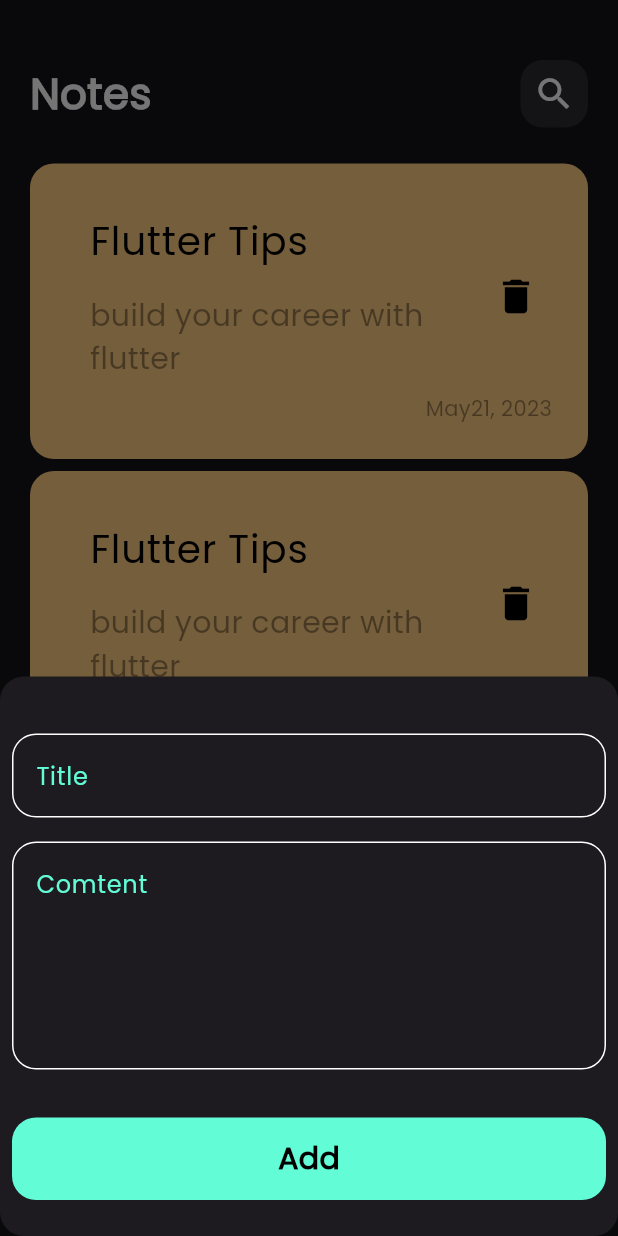
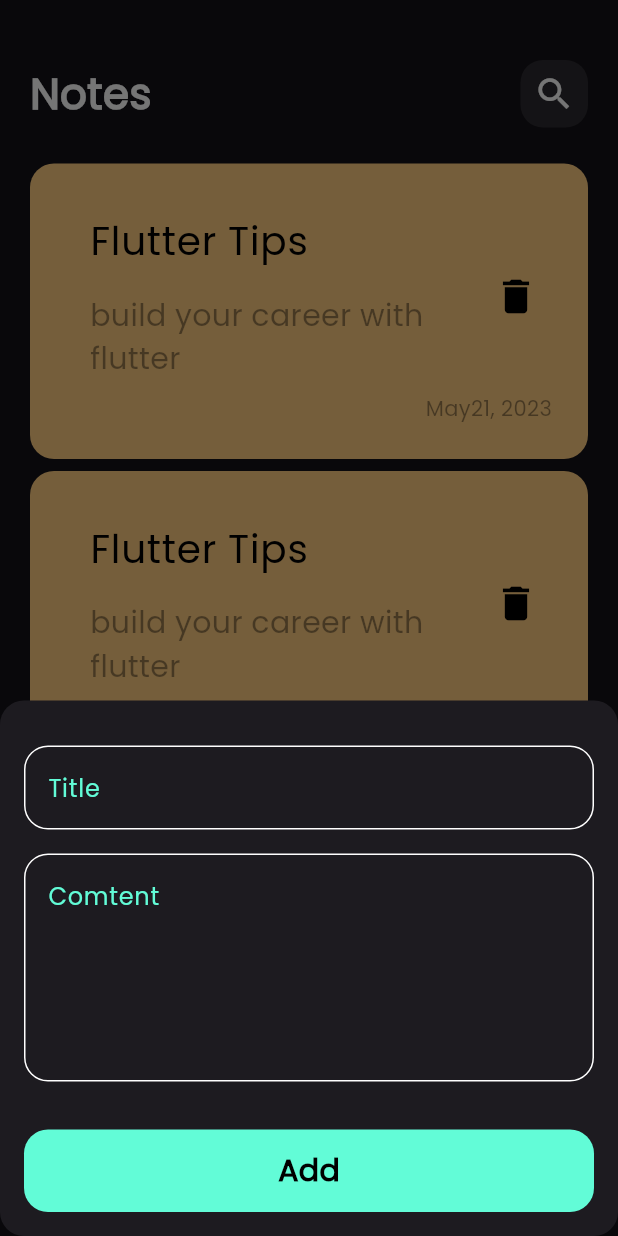
Before and after one commit to MahmoudEldeeb10/notesapp, a Flutter app: the screen it shows after launch, after a tap on the "add" icon, on a phone screen of 412 x 824 dp. Run offline on Flutter 3.47's test engine with Material 3 defaults, Android fonts, the phone set to English and light mode, and no system bars; drawn by our look-alikes of modal_progress_hud_nsn; our stand-ins replace bloc, flutter_bloc, hive, hive_flutter; accounts and stored records are empty.

Commit message:
create notes states

```diff
--- a/lib/views/notes_view.dart
+++ b/lib/views/notes_view.dart
@@ -13,6 +13,7 @@ class NotesView extends StatelessWidget {
         backgroundColor: KPrimaryColor,
         onPressed: () {
           showModalBottomSheet(
+            isScrollControlled: true,
             shape: RoundedRectangleBorder(
               borderRadius: BorderRadius.circular(16),
             ),
--- a/lib/views/widgets/add_note_button_sheet.dart
+++ b/lib/views/widgets/add_note_button_sheet.dart
@@ -11,31 +11,33 @@ class AddNoteBottomSheet extends StatelessWidget {
   Widget build(BuildContext context) {
     return BlocProvider(
       create: (context) => AddNoteCubit(),
-      child: Container(
       child: BlocConsumer<AddNoteCubit, AddNoteState>(
         listener: (context, state) {
-            if (State is AddNoteFailure) {
-              print('Faild ');
+          if (state is AddNoteFailure) {
+            print('Failed ${state.errMessage}');
           }
 
-            if (State is AddNoteSuccess) {
+          if (state is AddNoteSuccess) {
             Navigator.pop(context);
           }
         },
         builder: (context, state) {
           return AbsorbPointer(
-              absorbing: State is AddNoteLoading ? true : false,
+            absorbing: state is AddNoteLoading,
             child: ModalProgressHUD(
-                inAsyncCall: State is AddNoteLoading ? true : false,
+              inAsyncCall: state is AddNoteLoading,
               child: Padding(
-                  padding: const EdgeInsets.all(8.0),
-                  child: SingleChildScrollView(child: AddNoteForm()),
+                padding: EdgeInsets.only(
+                  left: 16,
+                  right: 16,
+                  bottom: MediaQuery.of(context).viewInsets.bottom,
+                ),
+                child: const SingleChildScrollView(child: AddNoteForm()),
               ),
             ),
           );
         },
       ),
-      ),
     );
   }
 }
--- a/lib/views/widgets/add_note_form.dart
+++ b/lib/views/widgets/add_note_form.dart
@@ -22,6 +22,7 @@ class _AddNoteFormState extends State<AddNoteForm> {
   Widget build(BuildContext context) {
     return Form(
       key: formKey,
+      autovalidateMode: autovalidateMode,
       child: Column(
         children: [
           SizedBox(height: 30),
@@ -57,6 +58,7 @@ class _AddNoteFormState extends State<AddNoteForm> {
                     BlocProvider.of<AddNoteCubit>(context).AddNote(noteModel);
                   } else {
                     autovalidateMode = AutovalidateMode.always;
+                    setState(() {});
                   }
                 },
               );
```
Also changed, not shown: lib/cubits/notes cubit/notes_cubit.dart (added, +9 -0 lines), lib/cubits/notes cubit/notes_state.dart (added, +15 -0 lines). Lines whose indentation alone changed are shown as unchanged.
